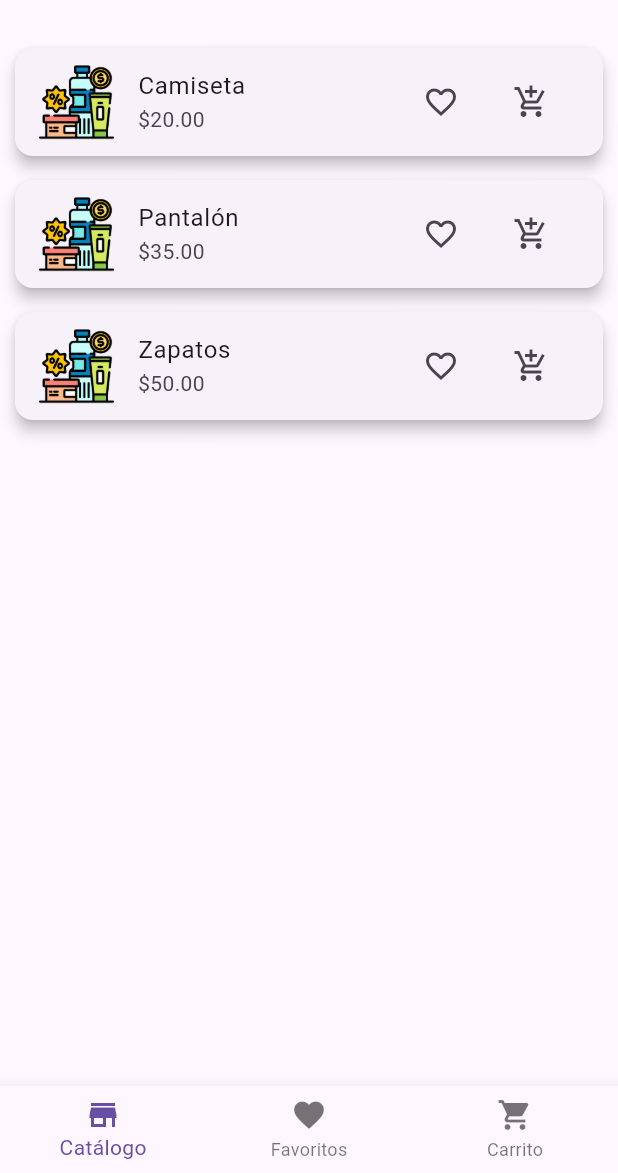
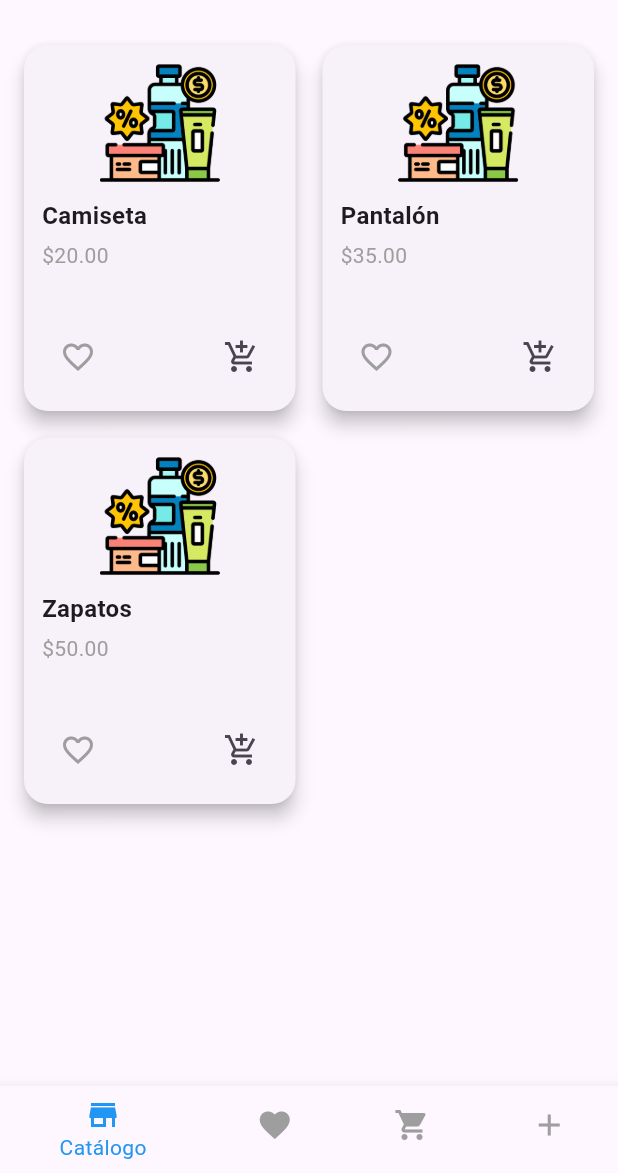
Before and after one commit to Jorge002pad/TiendaApk, a Flutter app: the HomePage screen opened directly, on a phone screen of 412 x 824 dp, the part 63-1236 px from its top. Run offline on Flutter 3.47's test engine with Material 3 defaults, Android fonts, the phone set to English and light mode, and no system bars.

Commit message:
login, info, cards

```diff
--- a/ventas/lib/home_page.dart
+++ b/ventas/lib/home_page.dart
@@ -2,6 +2,7 @@ import 'package:flutter/material.dart';
 import 'pages/catalog_page.dart';
 import 'pages/favorites_page.dart';
 import 'pages/cart_page.dart';
+import 'pages/add_page.dart'; // 👈 nueva página
 import 'models/product.dart';
 
 class HomePage extends StatefulWidget {
@@ -15,13 +16,19 @@ class _HomePageState extends State<HomePage> {
   int _selectedIndex = 0;
 
   final List<Product> _allProducts = [
-    Product(name: 'Camiseta', price: 20.0, image: 'assets/images/product.png'),
-    Product(name: 'Pantalón', price: 35.0, image: 'assets/images/product.png'),
-    Product(name: 'Zapatos', price: 50.0, image: 'assets/images/product.png'),
+    Product(name: 'Camiseta', isFavorite: false, price: 20.0, imagePath: 'assets/images/product.png'),
+    Product(name: 'Pantalón', isFavorite: true, price: 35.0, imagePath: 'assets/images/product.png'),
+    Product(name: 'Zapatos', isFavorite: false, price: 50.0, imagePath: 'assets/images/product.png'),
   ];
 
   final List<Product> _favorites = [];
   final List<Product> _cart = [];
+
+  void _addProduct(Product product) {
+    setState(() {
+      _allProducts.add(product);
+    });
+  }
 
   @override
   Widget build(BuildContext context) {
@@ -41,6 +48,7 @@ class _HomePageState extends State<HomePage> {
         cart: _cart,
         onRemoveFromCart: _removeFromCart,
       ),
+      AddPage(onProductAdded: _addProduct), // 👈 NUEVA PÁGINA
     ];
 
     return Scaffold(
@@ -55,6 +63,9 @@ class _HomePageState extends State<HomePage> {
             _selectedIndex = index;
           });
         },
+        selectedItemColor: Colors.blue,       // Color del ítem seleccionado
+        unselectedItemColor: Colors.grey,     // Color de ítems no seleccionados
+        backgroundColor: Colors.white,        // Fondo de la barra
         items: const [
           BottomNavigationBarItem(
             icon: Icon(Icons.store),
@@ -67,6 +78,10 @@ class _HomePageState extends State<HomePage> {
           BottomNavigationBarItem(
             icon: Icon(Icons.shopping_cart),
             label: 'Carrito',
+          ),
+          BottomNavigationBarItem(
+            icon: Icon(Icons.add),
+            label: 'Agregar',
           ),
         ],
       ),
@@ -82,6 +97,7 @@ class _HomePageState extends State<HomePage> {
       }
     });
   }
+
   void _addToCart(Product product) {
     setState(() {
       _cart.add(product);
--- a/ventas/lib/models/product.dart
+++ b/ventas/lib/models/product.dart
@@ -1,12 +1,14 @@
 class Product {
   final String name;
   final double price;
-  final String image;
+  final bool isFavorite;
+  final String imagePath;
 
   Product({
     required this.name,
     required this.price,
-    required this.image,
+    required this.isFavorite,
+    required this.imagePath,
   });
 
   // Para poder comparar productos por su nombre
--- a/ventas/lib/pages/cart_page.dart
+++ b/ventas/lib/pages/cart_page.dart
@@ -40,7 +40,7 @@ class CartPage extends StatelessWidget {
                 elevation: 4,
                 child: ListTile(
                   leading: Image.asset(
-                    product.image,
+                    product.imagePath,
                     width: 50,
                     height: 50,
                     fit: BoxFit.cover,
--- a/ventas/lib/pages/catalog_page.dart
+++ b/ventas/lib/pages/catalog_page.dart
@@ -1,5 +1,6 @@
 import 'package:flutter/material.dart';
 import '../models/product.dart';
+import 'product_detail.dart';
 
 class CatalogPage extends StatelessWidget {
   final List<Product> products;
@@ -17,32 +18,65 @@ class CatalogPage extends StatelessWidget {
 
   @override
   Widget build(BuildContext context) {
-    return ListView.builder(
-      padding: const EdgeInsets.all(10),
+    return GridView.builder(
+      padding: const EdgeInsets.all(12),
+      gridDelegate: const SliverGridDelegateWithFixedCrossAxisCount(
+        crossAxisCount: 2, // 2 columnas
+        childAspectRatio: 3 / 4, // Alto relativo al ancho
+        crossAxisSpacing: 10,
+        mainAxisSpacing: 10,
+      ),
       itemCount: products.length,
       itemBuilder: (context, index) {
         final product = products[index];
-        final isFavorite = favorites.contains(product);
+        final isFav = favorites.contains(product);
 
-        return Card(
-          margin: const EdgeInsets.symmetric(vertical: 8),
-          elevation: 4,
-          child: ListTile(
-            leading: Image.asset(
-              product.image,
-              width: 50,
-              height: 50,
-              fit: BoxFit.cover,
+        return GestureDetector(
+          onTap: () {
+            Navigator.push(
+              context,
+              MaterialPageRoute(
+                builder: (_) => ProductDetailPage(product: product),
               ),
-            title: Text(product.name),
-            subtitle: Text('\$${product.price.toStringAsFixed(2)}'),
-            trailing: Wrap(
-              spacing: 12,
+            );
+          },
+          child: Card(
+            shape: RoundedRectangleBorder(
+              borderRadius: BorderRadius.circular(16),
+            ),
+            elevation: 5,
+            child: Padding(
+              padding: const EdgeInsets.all(12),
+              child: Column(
+                crossAxisAlignment: CrossAxisAlignment.start,
+                children: [
+                  Center(
+                    child: Image.asset(
+                      product.imagePath,
+                      height: 80,
+                    ),
+                  ),
+                  const SizedBox(height: 10),
+                  Text(
+                    product.name,
+                    style: const TextStyle(
+                      fontWeight: FontWeight.bold,
+                      fontSize: 16,
+                    ),
+                  ),
+                  const SizedBox(height: 5),
+                  Text(
+                    '\$${product.price.toStringAsFixed(2)}',
+                    style: const TextStyle(fontSize: 14, color: Colors.grey),
+                  ),
+                  const Spacer(),
+                  Row(
+                    mainAxisAlignment: MainAxisAlignment.spaceBetween,
                     children: [
                       IconButton(
                         icon: Icon(
-                    isFavorite ? Icons.favorite : Icons.favorite_border,
-                    color: isFavorite ? Colors.red : null,
+                          isFav ? Icons.favorite : Icons.favorite_border,
+                          color: isFav ? Colors.red : Colors.grey,
                         ),
                         onPressed: () => onFavoriteToggle(product),
                       ),
@@ -51,6 +85,9 @@ class CatalogPage extends StatelessWidget {
                         onPressed: () => onAddToCart(product),
                       ),
                     ],
+                  )
+                ],
+              ),
             ),
           ),
         );
--- a/ventas/lib/pages/favorites_page.dart
+++ b/ventas/lib/pages/favorites_page.dart
@@ -35,7 +35,7 @@ class FavoritesPage extends StatelessWidget {
           elevation: 4,
           child: ListTile(
             leading: Image.asset(
-              product.image,
+              product.imagePath,
               width: 50,
               height: 50,
               fit: BoxFit.cover,
```
Also changed, not shown: ventas/lib/main.dart (+4 -8 lines), ventas/lib/pages/add_page.dart (added, +128 -0 lines), ventas/lib/pages/login_page.dart (added, +60 -0 lines), ventas/lib/pages/product_detail.dart (added, +54 -0 lines), ventas/lib/pages/product_form.dart (added, +84 -0 lines). Lines whose indentation alone changed are shown as unchanged.
